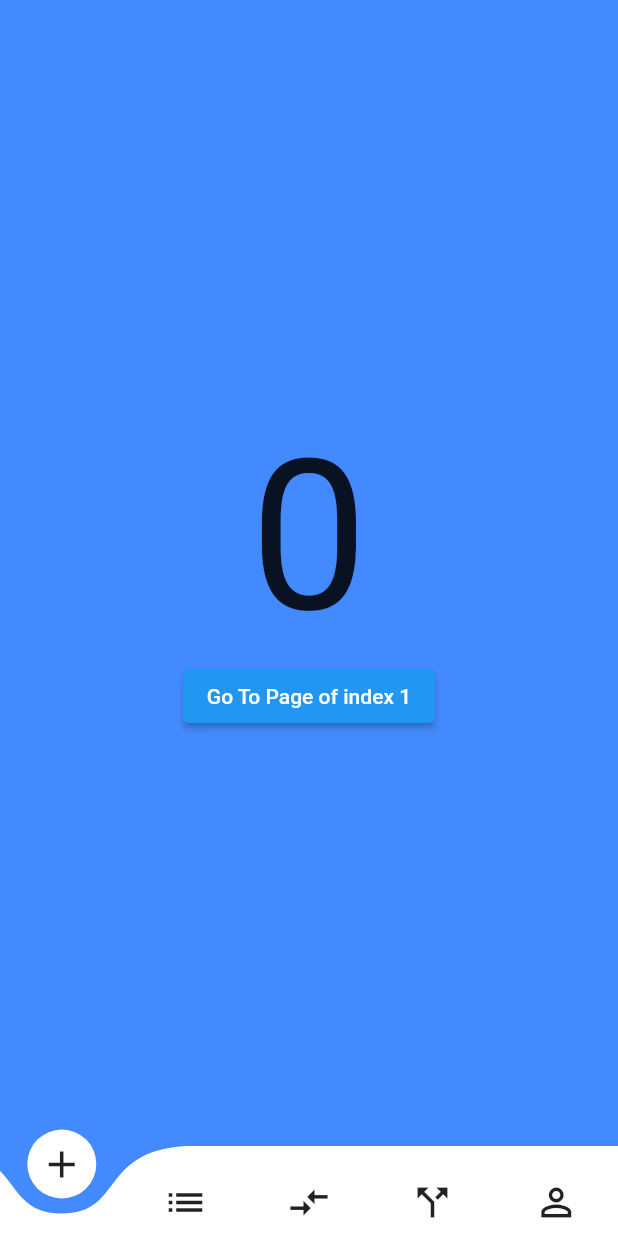
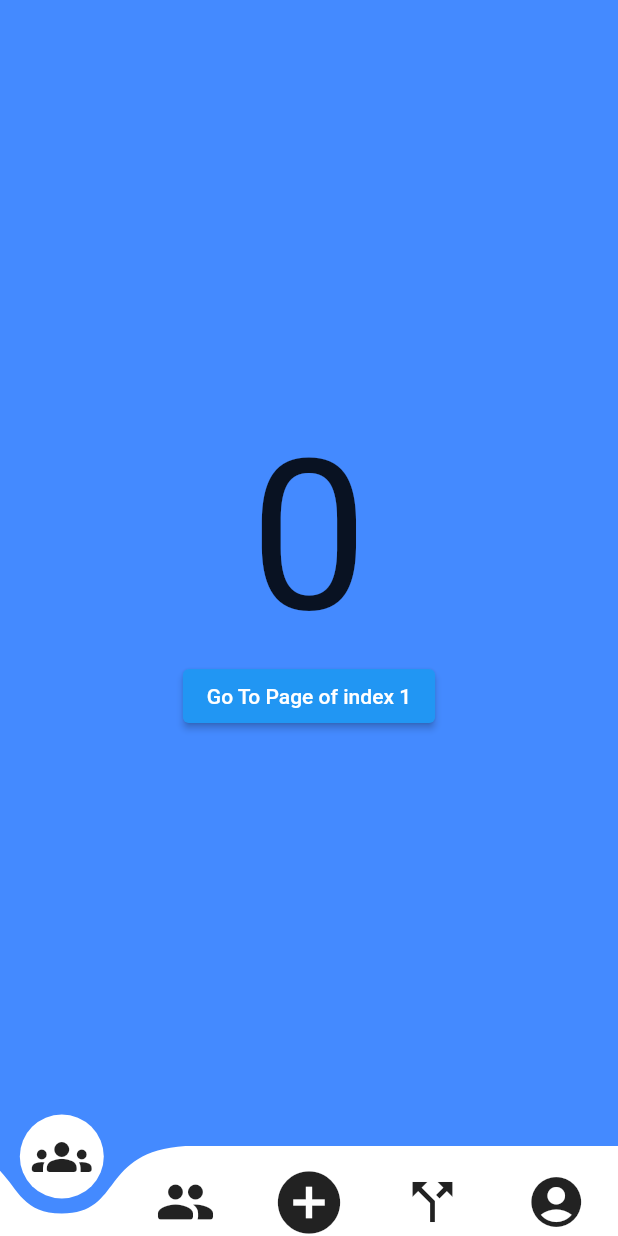
Before and after one commit to admirerr/SplitKaro, a Flutter app: the BottomNavBar screen opened directly, on a phone screen of 412 x 824 dp. Run offline on Flutter 3.47's test engine with Material 2 defaults, Android fonts, the light colour scheme and no system bars; drawn by our look-alikes of curved_navigation_bar; our stand-ins replace firebase_auth, firebase_core, intl_phone_field; accounts and stored records are empty.

```diff
--- a/lib/DashBoard.dart
+++ b/lib/DashBoard.dart
@@ -1,32 +1,61 @@
-import 'package:flutter/cupertino.dart';
 import 'package:flutter/material.dart';
+import 'package:curved_navigation_bar/curved_navigation_bar.dart';
 
-class DashBoard extends StatelessWidget{
+void main() => runApp(MaterialApp(home: BottomNavBar()));
+
+class BottomNavBar extends StatefulWidget {
+  @override
+  _BottomNavBarState createState() => _BottomNavBarState();
+}
+
+class _BottomNavBarState extends State<BottomNavBar> {
+  int _page = 0;
+  GlobalKey<CurvedNavigationBarState> _bottomNavigationKey = GlobalKey();
+
   @override
   Widget build(BuildContext context) {
     return Scaffold(
-        appBar: AppBar(
-          title: Text('DashBoard'),
+        bottomNavigationBar: CurvedNavigationBar(
+          key: _bottomNavigationKey,
+          index: 0,
+          height: 60.0,
+          items: <Widget>[
+            Icon(Icons.groups_rounded, size: 40),
+            Icon(Icons.group_rounded, size: 40),
+            Icon(Icons.add_circle_sharp, size: 50),
+            Icon(Icons.call_split, size: 40),
+            Icon(Icons.account_circle_rounded, size: 40),
+          ],
+          color: Colors.white,
+          buttonBackgroundColor: Colors.white,
+          backgroundColor: Colors.blueAccent,
+          animationCurve: Curves.easeInOut,
+          animationDuration: Duration(milliseconds: 600),
+          onTap: (index) {
+            setState(() {
+              _page = index;
+            });
+          },
+          letIndexChange: (index) => true,
         ),
-        body: Center(
-          child: Column(
-            mainAxisAlignment: MainAxisAlignment.center,
-            crossAxisAlignment: CrossAxisAlignment.center,
-
-            children: [
-              Text('Welcome', style: TextStyle(
-                fontSize: 34,
-                fontWeight: FontWeight.bold,
-
-              ),),
-              SizedBox(
-                height: 11,
-              ),
-              ElevatedButton(onPressed: (){}, child: Text('Next'))
-            ],
+        body: Container(
+          color: Colors.blueAccent,
+          child: Center(
+            child: Column(
+              mainAxisAlignment: MainAxisAlignment.center,
+              children: <Widget>[
+                Text(_page.toString(), textScaleFactor: 10.0),
+                ElevatedButton(
+                  child: Text('Go To Page of index 1'),
+                  onPressed: () {
+                    final CurvedNavigationBarState? navBarState =
+                        _bottomNavigationKey.currentState;
+                    navBarState?.setPage(1);
+                  },
+                )
+              ],
+            ),
           ),
-        )
-    );
+        ));
   }
-
 }
--- a/lib/login.dart
+++ b/lib/login.dart
@@ -1,6 +1,8 @@
 import 'package:firebase_auth/firebase_auth.dart';
 import 'package:flutter/material.dart';
 import 'package:split_karo/profile_screen.dart';
+
+import 'DashBoard.dart';
 
 class MyLogin extends StatefulWidget {
   const MyLogin({Key? key}) : super(key: key);
@@ -117,7 +119,7 @@ class _MyLoginState extends State<MyLogin> {
                                       print(user);
 
                                       if(user != null){
-                                        Navigator.of(context).pushReplacement(MaterialPageRoute(builder: (context) => ProfileScreen()));
+                                        Navigator.of(context).pushReplacement(MaterialPageRoute(builder: (context) => BottomNavBar()));
                                       }
                                     },
                                     icon: Icon(
--- a/lib/navigation.dart
+++ /dev/null
@@ -1,61 +0,0 @@
-import 'package:flutter/material.dart';
-import 'package:curved_navigation_bar/curved_navigation_bar.dart';
-
-void main() => runApp(MaterialApp(home: BottomNavBar()));
-
-class BottomNavBar extends StatefulWidget {
-  @override
-  _BottomNavBarState createState() => _BottomNavBarState();
-}
-
-class _BottomNavBarState extends State<BottomNavBar> {
-  int _page = 0;
-  GlobalKey<CurvedNavigationBarState> _bottomNavigationKey = GlobalKey();
-
-  @override
-  Widget build(BuildContext context) {
-    return Scaffold(
-        bottomNavigationBar: CurvedNavigationBar(
-          key: _bottomNavigationKey,
-          index: 0,
-          height: 60.0,
-          items: <Widget>[
-            Icon(Icons.add, size: 30),
-            Icon(Icons.list, size: 30),
-            Icon(Icons.compare_arrows, size: 30),
-            Icon(Icons.call_split, size: 30),
-            Icon(Icons.perm_identity, size: 30),
-          ],
-          color: Colors.white,
-          buttonBackgroundColor: Colors.white,
-          backgroundColor: Colors.blueAccent,
-          animationCurve: Curves.easeInOut,
-          animationDuration: Duration(milliseconds: 600),
-          onTap: (index) {
-            setState(() {
-              _page = index;
-            });
-          },
-          letIndexChange: (index) => true,
-        ),
-        body: Container(
-          color: Colors.blueAccent,
-          child: Center(
-            child: Column(
-              mainAxisAlignment: MainAxisAlignment.center,
-              children: <Widget>[
-                Text(_page.toString(), textScaleFactor: 10.0),
-                ElevatedButton(
-                  child: Text('Go To Page of index 1'),
-                  onPressed: () {
-                    final CurvedNavigationBarState? navBarState =
-                        _bottomNavigationKey.currentState;
-                    navBarState?.setPage(1);
-                  },
-                )
-              ],
-            ),
-          ),
-        ));
-  }
-}
--- a/pubspec.yaml
+++ b/pubspec.yaml
@@ -43,6 +43,9 @@ dependencies:
 
   #curved nav bar
   curved_navigation_bar: ^1.0.3 #latest version
+
+  # Phone Number box
+  intl_phone_field: ^3.1.0
 
 
 dev_dependencies:
```
Also changed, not shown: lib/register.dart (+45 -0 lines), pubspec.lock.
